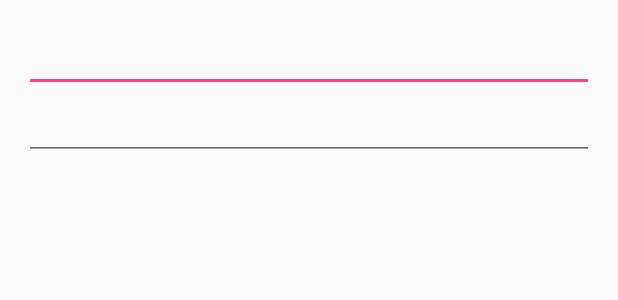
After one commit to Ora-Kool/Prof-Folio, an Android app: the layout data.xml on its own in the app's theme, with its tools: preview values and no code run, on a phone screen of 412 x 824 dp. The commit adds this screen. Shown: the top 300 px of the screen. Run offline under Robolectric (Android 15) with nearby library versions, the phone set to English and light mode, and no system bars.

Commit message:
added data activity to collect user input

```diff
--- /dev/null
+++ b/app/src/main/res/layout/data.xml
@@ -0,0 +1,47 @@
+<?xml version="1.0" encoding="utf-8"?>
+<RelativeLayout xmlns:android="http://schemas.android.com/apk/res/android"
+    xmlns:tools="http://schemas.android.com/tools"
+    android:layout_width="match_parent"
+    android:layout_height="match_parent"
+    android:paddingBottom="@dimen/activity_vertical_margin"
+    android:paddingLeft="@dimen/activity_horizontal_margin"
+    android:paddingRight="@dimen/activity_horizontal_margin"
+    android:paddingTop="@dimen/activity_vertical_margin"
+    tools:context="mabroid.prof_folio.DataActivity">
+    <ScrollView
+        android:layout_width="match_parent"
+        android:layout_height="match_parent">
+
+    <RelativeLayout
+        android:layout_width="match_parent"
+        android:layout_height="wrap_content">
+            <LinearLayout
+                android:id="@+id/name"
+                android:layout_width="match_parent"
+                android:layout_height="wrap_content"
+                android:orientation="horizontal">
+            <EditText
+                android:layout_width="match_parent"
+                android:layout_height="wrap_content"
+                android:id="@+id/editText"
+                android:layout_weight="1" />
+            </LinearLayout>
+        <LinearLayout
+            android:id="@+id/secondname"
+            android:layout_width="match_parent"
+            android:layout_height="wrap_content"
+            android:layout_below="@+id/name"
+            android:orientation="horizontal">
+            <EditText
+                android:layout_width="match_parent"
+                android:layout_height="wrap_content"
+                android:id="@+id/editText2"
+                android:layout_weight="1" />
+        </LinearLayout>
+
+
+    </RelativeLayout>
+    </ScrollView>
+
+
+</RelativeLayout>
--- a/app/src/main/res/values/colors.xml
+++ b/app/src/main/res/values/colors.xml
@@ -1,6 +1,8 @@
 <?xml version="1.0" encoding="utf-8"?>
 <resources>
-    <color name="colorPrimary">#3F51B5</color>
+    <color name="colorPrimary">#009688</color>
     <color name="colorPrimaryDark">#303F9F</color>
     <color name="colorAccent">#FF4081</color>
+    <color name="colorBackground">#009688</color>
+    <color name="textColor">#FFFFFF</color>
 </resources>
--- a/app/src/main/res/values/strings.xml
+++ b/app/src/main/res/values/strings.xml
@@ -1,4 +1,5 @@
 <resources>
-    <string name="app_name">Prof-folio</string>
+    <string name="app_name">Prof\'olio</string>
     <string name="action_settings">Settings</string>
+    <string name="title">BATCH</string>
 </resources>
```
Also changed, not shown: app/src/main/AndroidManifest.xml (+9 -3 lines), app/src/main/java/mabroid/prof_folio/Adapter/CustomAdapter.java (added, +55 -0 lines), app/src/main/java/mabroid/prof_folio/DataActivity.java (added, +13 -0 lines), app/src/main/java/mabroid/prof_folio/Home.java (+28 -3 lines), app/src/main/res/layout/content_home.xml (+25 -2 lines), app/src/main/res/layout/listrow.xml (added, +16 -0 lines), 1 other file.
